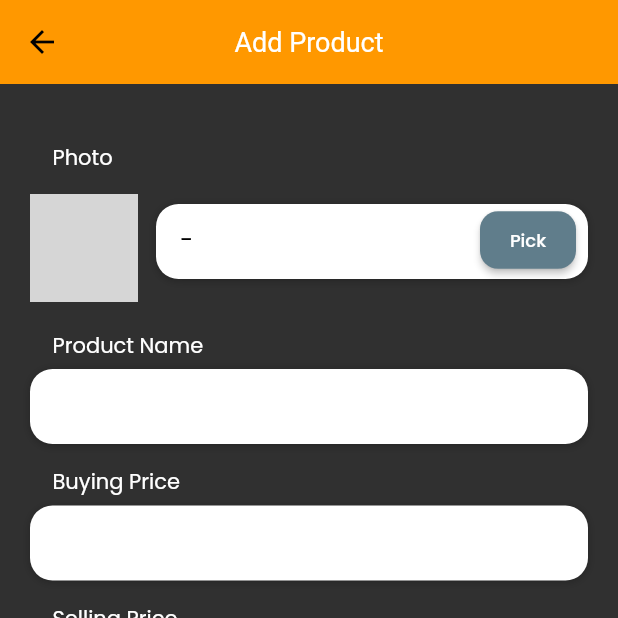
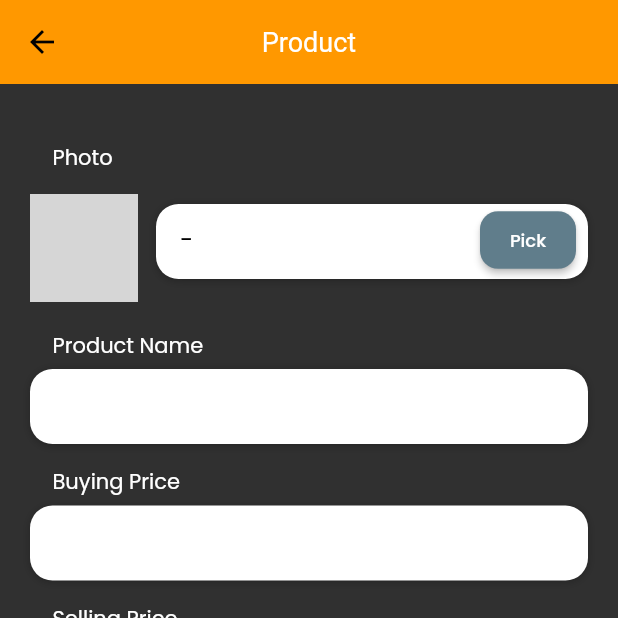
Before and after one commit to gilangprtm/pos_hive, a Flutter app: the MobileMProductFormView screen opened by its route, after a tap on "Save", on a phone screen of 412 x 824 dp, the top half of it. Run offline on Flutter 3.47's test engine with Material 2 defaults, Android fonts, the light colour scheme and no system bars; our stand-ins replace dio, file_picker, flutter_native_splash, get, hive, hive_flutter and 2 more; accounts and stored records are empty; network calls fail; grey boxes are pictures that could not be loaded.

Commit message:
product model

```diff
--- a/lib/app/models/product_model.dart
+++ b/lib/app/models/product_model.dart
@@ -2,24 +2,27 @@ class ProductModel {
   ProductModel({
     this.id,
     this.photo,
-    this.productName,
-    this.price,
+    this.productname,
+    this.buyprice,
+    this.sellprice,
     this.description,
-    this.qty,
+    this.stock,
   });
 
   String? id;
   String? photo;
-  String? productName;
-  double? price;
+  String? productname;
+  double? buyprice;
+  double? sellprice;
   String? description;
-  int? qty;
+  int? stock;
   static ProductModel fromDynamic(dynamic json) => ProductModel(
         id: json["id"],
         photo: json["photo"],
-        productName: json["product_name"],
-        price: json["price"],
+        productname: json["product_name"],
+        buyprice: json["buyprice"],
+        sellprice: json["sellprice"],
         description: json["description"],
-        qty: json["qty"],
+        stock: json["stock"],
       );
 }
--- a/lib/app/modules/mobile/m_product_form/controllers/mobile_m_product_form_controller.dart
+++ b/lib/app/modules/mobile/m_product_form/controllers/mobile_m_product_form_controller.dart
@@ -1,9 +1,10 @@
 import 'package:get/get.dart';
 
+import '../../../../models/product_model.dart';
 import '../../../../service/pos_service/product_service.dart';
 
 class MobileMProductFormController extends GetxController {
-  Map? item;
+  ProductModel? item;
 
   @override
   void onInit() {
@@ -33,23 +34,21 @@ class MobileMProductFormController extends GetxController {
 
   void hasArg() {
     item = Get.arguments;
-    print(item != null);
     if (item != null) {
       isDetail.value = true;
-      photo = item!["photo"];
-      productName = item!["product_name"];
-      buyprice = item!["buyprice"];
-      sellprice = item!["sellprice"];
-      description = item!["description"];
-      stock = item!['stock'];
+      photo = item!.photo;
+      productName = item!.productname;
+      buyprice = item!.buyprice;
+      sellprice = item!.sellprice;
+      description = item!.description;
+      stock = item!.stock;
     }
-    print(isDetail.value);
   }
 
   void doSave() async {
     if (isEditMode.value) {
       await ProductService.updateProduct(
-        id: item!['id'],
+        id: item!.id!,
         photo: photo!,
         productName: productName!,
         buyprice: buyprice!,
@@ -66,6 +65,7 @@ class MobileMProductFormController extends GetxController {
         description: description!,
       );
     }
+
     Get.back();
   }
 
@@ -74,7 +74,7 @@ class MobileMProductFormController extends GetxController {
       isDetail.value = false;
       isEditMode.value = true;
     } else if (value == '2') {
-      var id = item!['id'];
+      var id = item!.id!;
       ProductService.deleteProduct(id);
       Get.back();
     }
--- a/lib/app/modules/mobile/m_product_form/views/mobile_m_product_form_view.dart
+++ b/lib/app/modules/mobile/m_product_form/views/mobile_m_product_form_view.dart
@@ -16,12 +16,12 @@ class MobileMProductFormView extends GetView<MobileMProductFormController> {
     return Obx(() {
       return Scaffold(
         appBar: AppBar(
-          title: Text('Add Product'),
+          title: Text('Product'),
           centerTitle: true,
           actions: [
-            controller.isEditMode.value == false
-                ? Container()
-                : PopupMenuButton(
+            Visibility(
+              visible: controller.isDetail.value,
+              child: PopupMenuButton(
                 onSelected: (String value) {
                   controller.menuButtonAction(value);
                 },
@@ -29,6 +29,7 @@ class MobileMProductFormView extends GetView<MobileMProductFormController> {
                   const PopupMenuItem(value: '1', child: Text('Edit')),
                   const PopupMenuItem(value: '2', child: Text('Delete')),
                 ],
+              ),
             ),
           ],
         ),
--- a/lib/app/modules/mobile/m_product_list/controllers/mobile_m_product_list_controller.dart
+++ b/lib/app/modules/mobile/m_product_list/controllers/mobile_m_product_list_controller.dart
@@ -1,5 +1,6 @@
 import 'package:get/get.dart';
 
+import '../../../../models/product_model.dart';
 import '../../../../routes/app_pages.dart';
 import '../../../../service/pos_service/product_service.dart';
 import '../../../../utils/helpers/helpers.dart';
@@ -24,6 +25,7 @@ class MobileMProductListController extends GetxController {
 
   void refresh() {
     isLoad.value = false;
+    ProductService.loadDataFromDB();
     isLoad.value = true;
   }
 
@@ -46,7 +48,7 @@ class MobileMProductListController extends GetxController {
     );
   }
 
-  void toEditForm(Map item) {
+  void toEditForm(ProductModel item) {
     Get.toNamed(Routes.MOBILE_M_PRODUCT_FORM, arguments: item)!.then(
       (value) => {
         refresh(),
@@ -56,10 +58,8 @@ class MobileMProductListController extends GetxController {
 
   void hasArg() {
     item.value = Get.arguments;
-    print(Get.arguments);
     if (item.value == null) {
       item.value = 'All Product';
-      print(item);
     }
   }
 }
--- a/lib/app/modules/mobile/m_purchase_order/controllers/mobile_m_purchase_order_controller.dart
+++ b/lib/app/modules/mobile/m_purchase_order/controllers/mobile_m_purchase_order_controller.dart
@@ -16,6 +16,7 @@ class MobileMPurchaseOrderController extends GetxController {
 
   void refresh() {
     isLoad.value = false;
+    ProductService.loadDataFromDB();
     isLoad.value = true;
   }
 
@@ -31,6 +32,7 @@ class MobileMPurchaseOrderController extends GetxController {
         productList: productList,
       );
       Get.back();
+      refresh();
       AppHelper.dialogSuccess("Your order is success!");
     }
   }
--- a/lib/app/service/pos_service/product_service.dart
+++ b/lib/app/service/pos_service/product_service.dart
@@ -1,9 +1,11 @@
 import 'package:uuid/uuid.dart';
 
+import '../../models/product_model.dart';
 import '../service_data.dart';
 
 class ProductService {
   static List productList = [];
+  static List<ProductModel> products = [];
 
   static saveToLocalStorage() async {
     await mainStorage.put("products", productList);
@@ -11,6 +13,7 @@ class ProductService {
 
   static loadDataFromDB() async {
     productList = await mainStorage.get("products") ?? [];
+    products = productList.map((e) => ProductModel.fromDynamic(e)).toList();
   }
 
   static clearQty() async {
```
Also changed, not shown: lib/app/modules/mobile/m_product_list/views/mobile_m_product_list_view.dart (+9 -11 lines). Lines whose indentation alone changed are shown as unchanged.
